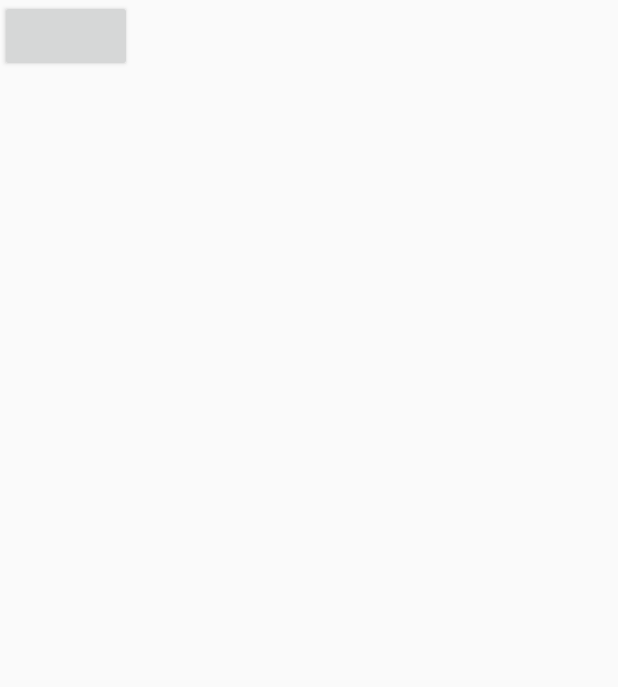
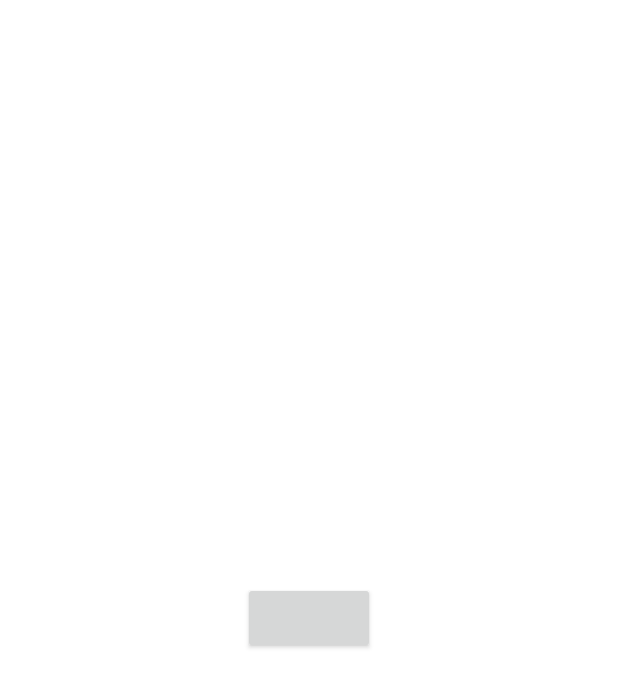
Before and after one commit to weberval/PvBvP, an Android app: the layout screen.xml on its own in the app's theme, with its tools: preview values and no code run, on a phone screen of 412 x 824 dp. Shown: the top 687 px of the screen. Run offline under Robolectric (Android 15) with nearby library versions, the phone set to English and light mode, and no system bars.

Commit message:
work for screen

```diff
--- a/app/src/main/AndroidManifest.xml
+++ b/app/src/main/AndroidManifest.xml
@@ -23,9 +23,11 @@
             -->
         </activity>
 
-        <activity android:name=".screens.Screen"
+        <activity
+            android:name=".screens.Screen"
             android:screenOrientation="landscape"
             android:configChanges="orientation|keyboardHidden|screenSize"
+            android:label="PvBvP"
             android:theme="@style/FullscreenTheme"
             >
             <intent-filter>
--- a/app/src/main/java/de/dhbw_loerrach/pvbvp/function/GameController.java
+++ b/app/src/main/java/de/dhbw_loerrach/pvbvp/function/GameController.java
@@ -109,6 +109,7 @@ public class GameController extends Thread {
 		//TODO: do some player related work
 		Log.i(TAG,"Game Over");
 		RUNNING = false;
+		main.gameOver();
 	}
 
 	/**
--- a/app/src/main/java/de/dhbw_loerrach/pvbvp/function/World.java
+++ b/app/src/main/java/de/dhbw_loerrach/pvbvp/function/World.java
@@ -23,7 +23,6 @@ public class World {
 	private static final int PLAYGROUND_BRICK_SAFE_Y = 3;
 	public static int brickCount = 100;
 
-	//Added ball and array of panels as new public attributes, since the playground will only contain bricks / masters
 	public static GameObj[][] playground;
 	public static Ball ball;
 	public static Panel[] panels;
--- a/app/src/main/res/layout/screen.xml
+++ b/app/src/main/res/layout/screen.xml
@@ -1,11 +1,14 @@
 <?xml version="1.0" encoding="utf-8"?>
-<LinearLayout xmlns:android="http://schemas.android.com/apk/res/android"
+<RelativeLayout xmlns:android="http://schemas.android.com/apk/res/android"
     android:orientation="horizontal" android:layout_width="match_parent"
-    android:layout_height="match_parent">
+    android:layout_height="match_parent"
+    android:id="@+id/screen_layout"
+    android:background="#FFFFFF"> <!-- TODO: add some nice background-->
 
     <TextView
         android:layout_width="wrap_content"
         android:layout_height="wrap_content"
+        android:layout_centerHorizontal="true"
         android:id="@+id/screen_title"
         />
 
@@ -14,6 +17,7 @@
         android:layout_width="wrap_content"
         android:layout_height="wrap_content"
         android:id="@+id/screen_button"
+        android:layout_centerInParent="true"
         android:onClick="startGame"/>
 
-</LinearLayout>
+</RelativeLayout>
```
Also changed, not shown: app/src/main/java/de/dhbw_loerrach/pvbvp/Main.java (+8 -0 lines), app/src/main/java/de/dhbw_loerrach/pvbvp/screens/Screen.java (+16 -2 lines).
